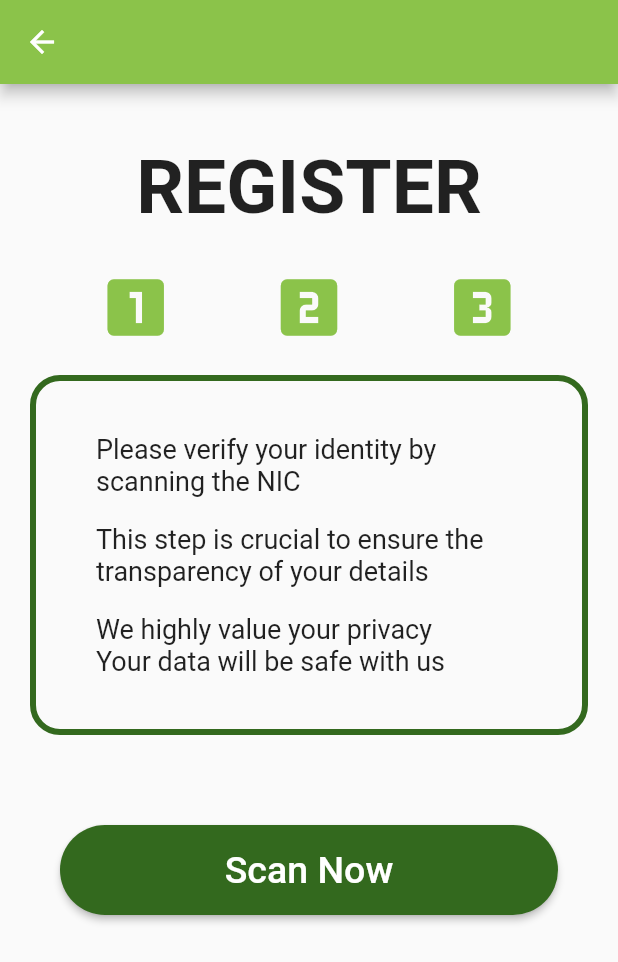
After one commit to cepdnaclk/e17-3yp-Covid-Tracer, a Flutter app: the RegisterScreen1 screen opened by its route, on a phone screen of 412 x 824 dp. The commit adds this screen. Shown: the top 962 px of the screen. Run offline on Flutter 3.47's test engine with Material 2 defaults, Android fonts, the phone set to English and light mode, and no system bars.

Commit message:
mobileApp-registration1_page

```diff
--- a/Mobile_App/covid_tracer/lib/home_page.dart
+++ b/Mobile_App/covid_tracer/lib/home_page.dart
@@ -112,7 +112,7 @@ class _HomeScreen extends State<HomeScreen> {
                               color: Colors.lightGreen.shade900, fontSize: 20),
                           recognizer: TapGestureRecognizer()
                             ..onTap = () {
-                              //Navigator.pushNamed(context, '/second');
+                              Navigator.pushNamed(context, '/register1');
                             })
                     ])),
               )
--- a/Mobile_App/covid_tracer/lib/login_page.dart
+++ b/Mobile_App/covid_tracer/lib/login_page.dart
@@ -86,7 +86,7 @@ class _LoginScreen extends State<LoginScreen> {
                                 fontSize: 20),
                             recognizer: TapGestureRecognizer()
                               ..onTap = () {
-                                //Navigator.pushNamed(context, '/second');
+                                Navigator.pushNamed(context, '/register1');
                               })
                       ])),
                 )
--- a/Mobile_App/covid_tracer/lib/main.dart
+++ b/Mobile_App/covid_tracer/lib/main.dart
@@ -1,6 +1,7 @@
 import 'package:flutter/material.dart';
 import 'home_page.dart';
 import 'login_page.dart';
+import 'registration1_page.dart';
 
 void main() {
   runApp(MaterialApp(
@@ -17,6 +18,7 @@ void main() {
       '/': (context) => const HomeScreen(),
       // When navigating to the "/second" route, build the SecondScreen widget.
       '/login': (context) => const LoginScreen(),
+      '/register1': (context) => const RegisterScreen1(),
     },
   ));
 }
--- /dev/null
+++ b/Mobile_App/covid_tracer/lib/registration1_page.dart
@@ -0,0 +1,97 @@
+import 'package:flutter/material.dart';
+
+class RegisterScreen1 extends StatefulWidget {
+  const RegisterScreen1({Key? key}) : super(key: key);
+
+  @override
+  _RegisterScreen1 createState() => _RegisterScreen1();
+}
+
+class _RegisterScreen1 extends State<RegisterScreen1> {
+  @override
+  Widget build(BuildContext context) {
+    return Scaffold(
+        appBar: AppBar(
+          backgroundColor: Colors.lightGreen,
+        ),
+        body: Column(
+          children: [
+            const Padding(
+                padding:
+                    EdgeInsets.only(left: 40, right: 40, top: 40, bottom: 25),
+                child: Text("REGISTER",
+                    style: TextStyle(
+                        fontWeight: FontWeight.bold, fontSize: 50.0))),
+            Row(
+              mainAxisAlignment: MainAxisAlignment.spaceEvenly,
+              children: const [
+                Icon(
+                  Icons.looks_one,
+                  size: 50.0,
+                  color: Colors.lightGreen,
+                ),
+                Icon(
+                  Icons.looks_two,
+                  size: 50.0,
+                  color: Colors.lightGreen,
+                ),
+                Icon(
+                  Icons.looks_3,
+                  size: 50.0,
+                  color: Colors.lightGreen,
+                )
+              ],
+            ),
+            Container(
+              padding: const EdgeInsets.all(35),
+              margin: const EdgeInsets.all(20),
+              decoration: BoxDecoration(
+                border: Border.all(color: Colors.lightGreen.shade900, width: 4),
+                borderRadius: BorderRadius.circular(20),
+              ),
+              child: Column(
+                children: const [
+                  Padding(
+                    padding: EdgeInsets.only(left: 5),
+                    child: Text(
+                        "Please verify your identity by scanning the NIC",
+                        style: TextStyle(fontSize: 18.0)),
+                  ),
+                  Text("", style: TextStyle(fontSize: 15.0)),
+                  Padding(
+                    padding: EdgeInsets.only(left: 5),
+                    child: Text(
+                        "This step is crucial to ensure the transparency of your details",
+                        style: TextStyle(fontSize: 18.0)),
+                  ),
+                  Text("", style: TextStyle(fontSize: 15.0)),
+                  Padding(
+                    padding: EdgeInsets.only(left: 5),
+                    child: Text(
+                        "We highly value your privacy       Your data will be safe with us", //don't remove these extra spaces
+                        style: TextStyle(fontSize: 18.0)),
+                  ),
+                ],
+              ),
+            ),
+            Column(crossAxisAlignment: CrossAxisAlignment.stretch, children: [
+              Container(
+                  padding: const EdgeInsets.only(
+                      left: 40, right: 40, top: 40, bottom: 10),
+                  child: ElevatedButton(
+                    child: const Text("Scan Now",
+                        style: TextStyle(color: Colors.white, fontSize: 25)),
+                    style: ElevatedButton.styleFrom(
+                        primary: Colors.lightGreen.shade900,
+                        fixedSize: const Size(300, 60),
+                        shape: RoundedRectangleBorder(
+                            borderRadius: BorderRadius.circular(50))),
+                    onPressed: () {
+                      //Navigator.pushNamed(context, '/');
+                    },
+                  ))
+            ]),
+          ],
+        ));
+  }
+}
```
